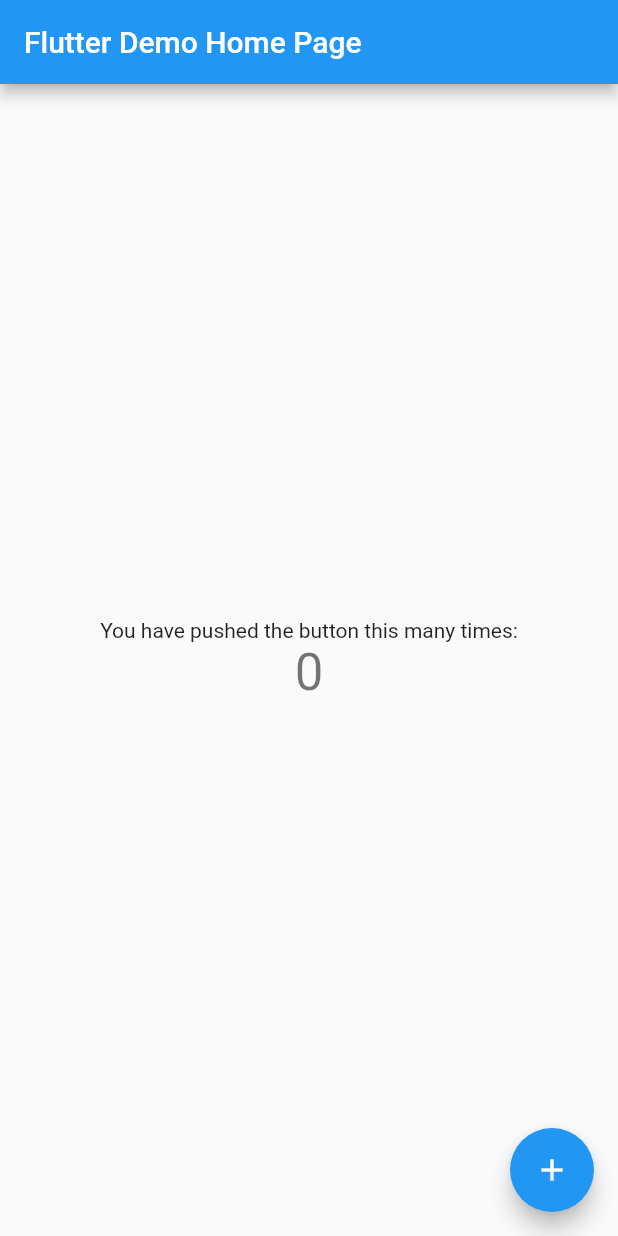
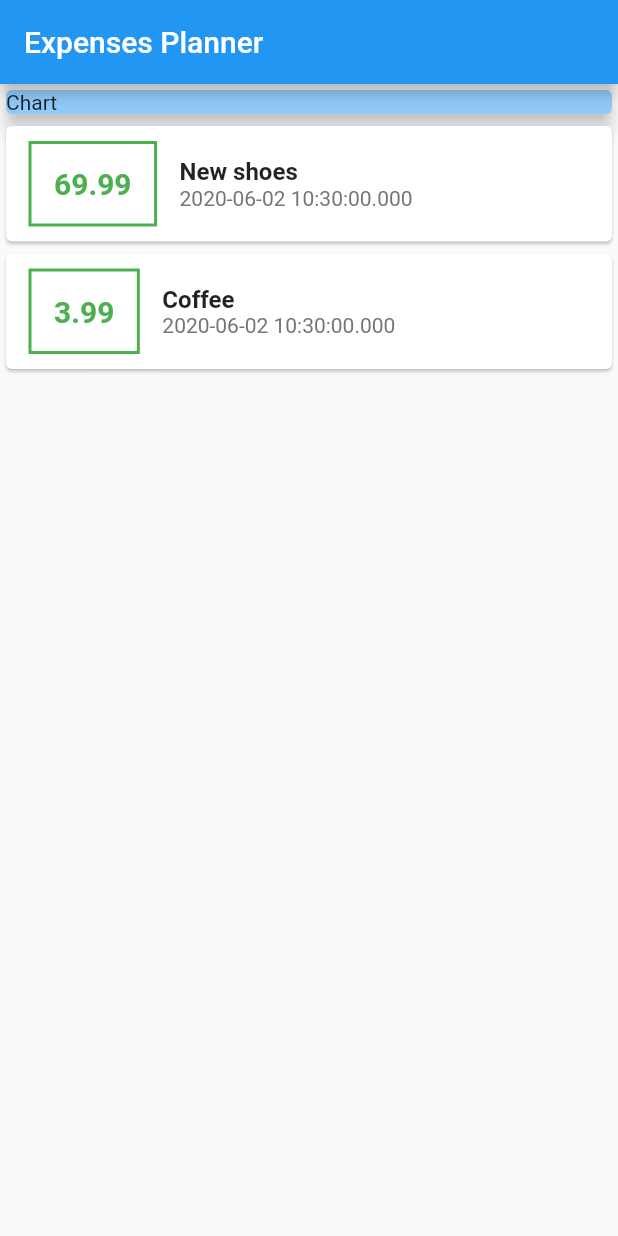
Before and after one commit to rohitbulusu/expenses-planner, a Flutter app: the screen it shows after launch, on a phone screen of 412 x 824 dp. Run offline on Flutter 3.47's test engine with Material 2 defaults, Android fonts, the phone set to English and light mode, and no system bars.

Commit message:
completed base expense card layout

```diff
--- a/lib/main.dart
+++ b/lib/main.dart
@@ -1,117 +1,101 @@
 import 'package:flutter/material.dart';
+import './transaction.dart';
 
-void main() {
-  runApp(MyApp());
-}
+void main() => runApp(MyApp());
 
 class MyApp extends StatelessWidget {
-  // This widget is the root of your application.
   @override
   Widget build(BuildContext context) {
     return MaterialApp(
-      title: 'Flutter Demo',
-      theme: ThemeData(
-        // This is the theme of your application.
-        //
-        // Try running your application with "flutter run". You'll see the
-        // application has a blue toolbar. Then, without quitting the app, try
-        // changing the primarySwatch below to Colors.green and then invoke
-        // "hot reload" (press "r" in the console where you ran "flutter run",
-        // or simply save your changes to "hot reload" in a Flutter IDE).
-        // Notice that the counter didn't reset back to zero; the application
-        // is not restarted.
-        primarySwatch: Colors.blue,
-        // This makes the visual density adapt to the platform that you run
-        // the app on. For desktop platforms, the controls will be smaller and
-        // closer together (more dense) than on mobile platforms.
-        visualDensity: VisualDensity.adaptivePlatformDensity,
-      ),
-      home: MyHomePage(title: 'Flutter Demo Home Page'),
+      title: 'Flutter App',
+      home: MyHomePage(),
     );
   }
 }
 
-class MyHomePage extends StatefulWidget {
-  MyHomePage({Key key, this.title}) : super(key: key);
-
-  // This widget is the home page of your application. It is stateful, meaning
-  // that it has a State object (defined below) that contains fields that affect
-  // how it looks.
-
-  // This class is the configuration for the state. It holds the values (in this
-  // case the title) provided by the parent (in this case the App widget) and
-  // used by the build method of the State. Fields in a Widget subclass are
-  // always marked "final".
-
-  final String title;
-
-  @override
-  _MyHomePageState createState() => _MyHomePageState();
-}
-
-class _MyHomePageState extends State<MyHomePage> {
-  int _counter = 0;
-
-  void _incrementCounter() {
-    setState(() {
-      // This call to setState tells the Flutter framework that something has
-      // changed in this State, which causes it to rerun the build method below
-      // so that the display can reflect the updated values. If we changed
-      // _counter without calling setState(), then the build method would not be
-      // called again, and so nothing would appear to happen.
-      _counter++;
-    });
-  }
+class MyHomePage extends StatelessWidget {
+  final List<Transaction> transactions = [
+    Transaction(
+      id: "t1",
+      title: "New shoes",
+      amount: 69.99,
+      date: DateTime.now(),
+    ),
+    Transaction(
+      id: "t2",
+      title: "Coffee",
+      amount: 3.99,
+      date: DateTime.now(),
+    )
+  ];
 
   @override
   Widget build(BuildContext context) {
-    // This method is rerun every time setState is called, for instance as done
-    // by the _incrementCounter method above.
-    //
-    // The Flutter framework has been optimized to make rerunning build methods
-    // fast, so that you can just rebuild anything that needs updating rather
-    // than having to individually change instances of widgets.
     return Scaffold(
       appBar: AppBar(
-        // Here we take the value from the MyHomePage object that was created by
-        // the App.build method, and use it to set our appbar title.
-        title: Text(widget.title),
+        title: Text("Expenses Planner"),
       ),
-      body: Center(
-        // Center is a layout widget. It takes a single child and positions it
-        // in the middle of the parent.
-        child: Column(
-          // Column is also a layout widget. It takes a list of children and
-          // arranges them vertically. By default, it sizes itself to fit its
-          // children horizontally, and tries to be as tall as its parent.
-          //
-          // Invoke "debug painting" (press "p" in the console, choose the
-          // "Toggle Debug Paint" action from the Flutter Inspector in Android
-          // Studio, or the "Toggle Debug Paint" command in Visual Studio Code)
-          // to see the wireframe for each widget.
-          //
-          // Column has various properties to control how it sizes itself and
-          // how it positions its children. Here we use mainAxisAlignment to
-          // center the children vertically; the main axis here is the vertical
-          // axis because Columns are vertical (the cross axis would be
-          // horizontal).
-          mainAxisAlignment: MainAxisAlignment.center,
+      body: Column(
+        children: <Widget>[
+          Container(
+            width: double.infinity,
+            child: Card(
+              color: Colors.blue[200],
+              elevation: 5.0,
+              child: Text("Chart"),
+            ),
+          ),
+          Column(
+            children: transactions.map((tx) {
+              return Card(
+                child: Row(
+                  children: <Widget>[
+                    Container(
+                      margin: EdgeInsets.symmetric(
+                        vertical: 10,
+                        horizontal: 15,
+                      ),
+                      padding: EdgeInsets.all(15),
+                      decoration: BoxDecoration(
+                        border: Border.all(
+                          color: Colors.green,
+                          width: 2,
+                        ),
+                      ),
+                      child: Text(
+                        tx.amount.toString(),
+                        style: TextStyle(
+                          fontWeight: FontWeight.bold,
+                          fontSize: 20,
+                          color: Colors.green,
+                        ),
+                      ),
+                    ),
+                    Column(
+                      crossAxisAlignment: CrossAxisAlignment.start,
                       children: <Widget>[
                         Text(
-              'You have pushed the button this many times:',
+                          tx.title,
+                          style: TextStyle(
+                            fontSize: 16,
+                            fontWeight: FontWeight.bold,
+                          ),
                         ),
                         Text(
-              '$_counter',
-              style: Theme.of(context).textTheme.headline4,
+                          tx.date.toString(),
+                          style: TextStyle(
+                            color: Colors.grey[600],
+                          ),
                         ),
                       ],
                     ),
+                  ],
                 ),
-      floatingActionButton: FloatingActionButton(
-        onPressed: _incrementCounter,
-        tooltip: 'Increment',
-        child: Icon(Icons.add),
-      ), // This trailing comma makes auto-formatting nicer for build methods.
+              );
+            }).toList(),
+          )
+        ],
+      ),
     );
   }
 }
--- /dev/null
+++ b/lib/transaction.dart
@@ -0,0 +1,15 @@
+import 'package:flutter/foundation.dart';
+
+class Transaction {
+  final String id;
+  final String title;
+  final double amount;
+  final DateTime date;
+
+  Transaction({
+    @required this.id,
+    @required this.title,
+    @required this.amount,
+    @required this.date,
+  });
+}
```
Lines whose indentation alone changed are shown as unchanged.
